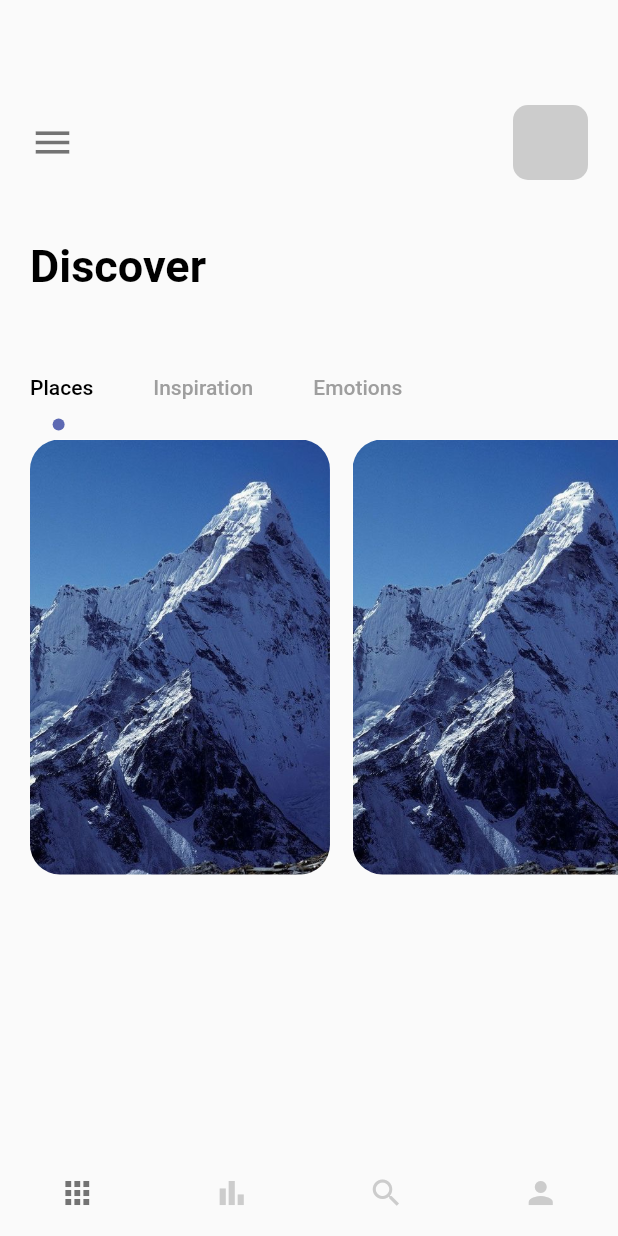
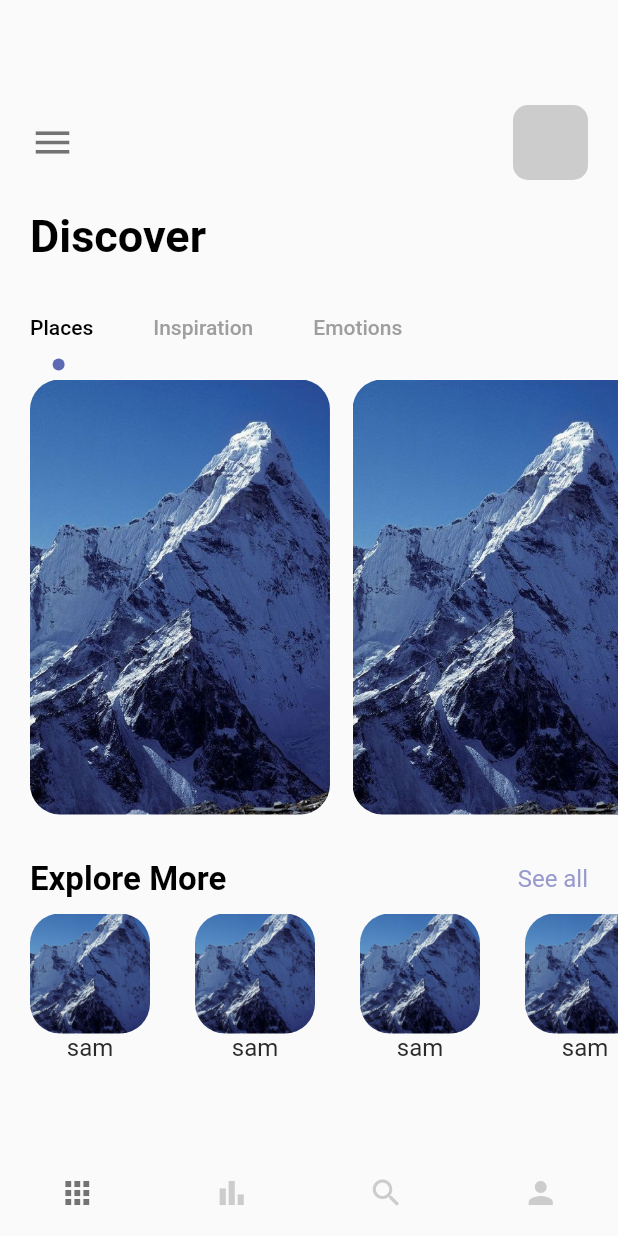
Before and after one commit to its-asaduzzaman/slider_app_flutter, a Flutter app: the screen it shows after launch, on a phone screen of 412 x 824 dp. Run offline on Flutter 3.47's test engine with Material 2 defaults, Android fonts, the phone set to English and light mode, and no system bars.

Commit message:
add see more option with ListView builder

```diff
--- a/lib/pages/navpages/home_page.dart
+++ b/lib/pages/navpages/home_page.dart
@@ -1,6 +1,7 @@
 import 'package:flutter/material.dart';
 import 'package:slider_app_flutter/misc/colors.dart';
 import 'package:slider_app_flutter/widgets/app_large_text.dart';
+import 'package:slider_app_flutter/widgets/app_text.dart';
 
 class HomePage extends StatefulWidget {
   const HomePage({Key? key}) : super(key: key);
@@ -41,14 +42,14 @@ class _HomePageState extends State<HomePage> with TickerProviderStateMixin {
             ),
           ),
           const SizedBox(
-            height: 40.0,
+            height: 20.0,
           ),
           Container(
             margin: const EdgeInsets.only(left: 20.0),
             child: AppLargeText(text: 'Discover'),
           ),
           const SizedBox(
-            height: 40.0,
+            height: 20.0,
           ),
           Container(
             child: Align(
@@ -105,6 +106,63 @@ class _HomePageState extends State<HomePage> with TickerProviderStateMixin {
               ],
             ),
           ),
+          SizedBox(
+            height: 30.0,
+          ),
+          Container(
+            margin: const EdgeInsets.only(left: 20, right: 20),
+            child: Row(
+              mainAxisAlignment: MainAxisAlignment.spaceBetween,
+              children: [
+                AppLargeText(
+                  text: 'Explore More',
+                  size: 22.0,
+                ),
+                AppText(
+                  text: 'See all',
+                  color: AppColors.textColor1,
+                )
+              ],
+            ),
+          ),
+          SizedBox(
+            height: 10.0,
+          ),
+          Container(
+            height: 100,
+            width: double.maxFinite,
+            margin: const EdgeInsets.only(left: 20.0),
+            child: ListView.builder(
+                itemCount: 6,
+                scrollDirection: Axis.horizontal,
+                itemBuilder: (_, index) {
+                  return Container(
+                    margin: const EdgeInsets.only(right: 30),
+                    child: Column(
+                      children: [
+                        Container(
+                          height: 80,
+                          width: 80,
+                          decoration: BoxDecoration(
+                            borderRadius: BorderRadius.circular(20),
+                            color: Colors.white,
+                            image: DecorationImage(
+                              image: AssetImage("img/mountain.jpeg"),
+                              fit: BoxFit.cover,
+                            ),
+                          ),
+                        ),
+                        Container(
+                          child: AppText(
+                            text: 'sam',
+                            color: AppColors.textColor2,
+                          ),
+                        ),
+                      ],
+                    ),
+                  );
+                }),
+          ),
         ],
       ),
     );
```
